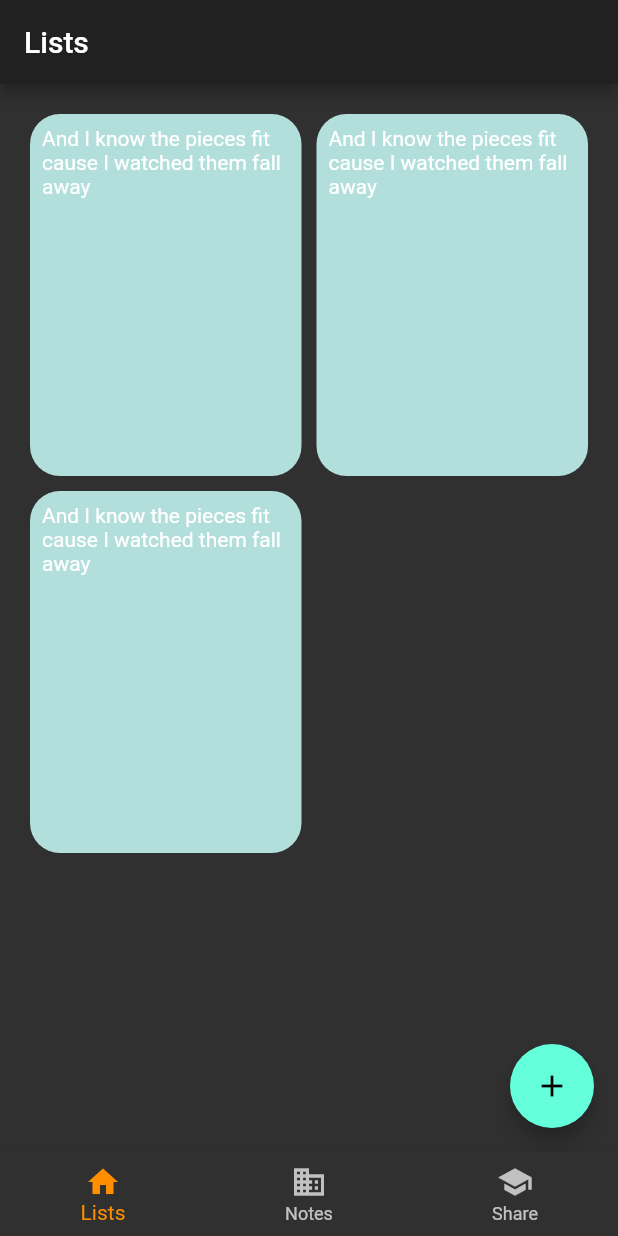
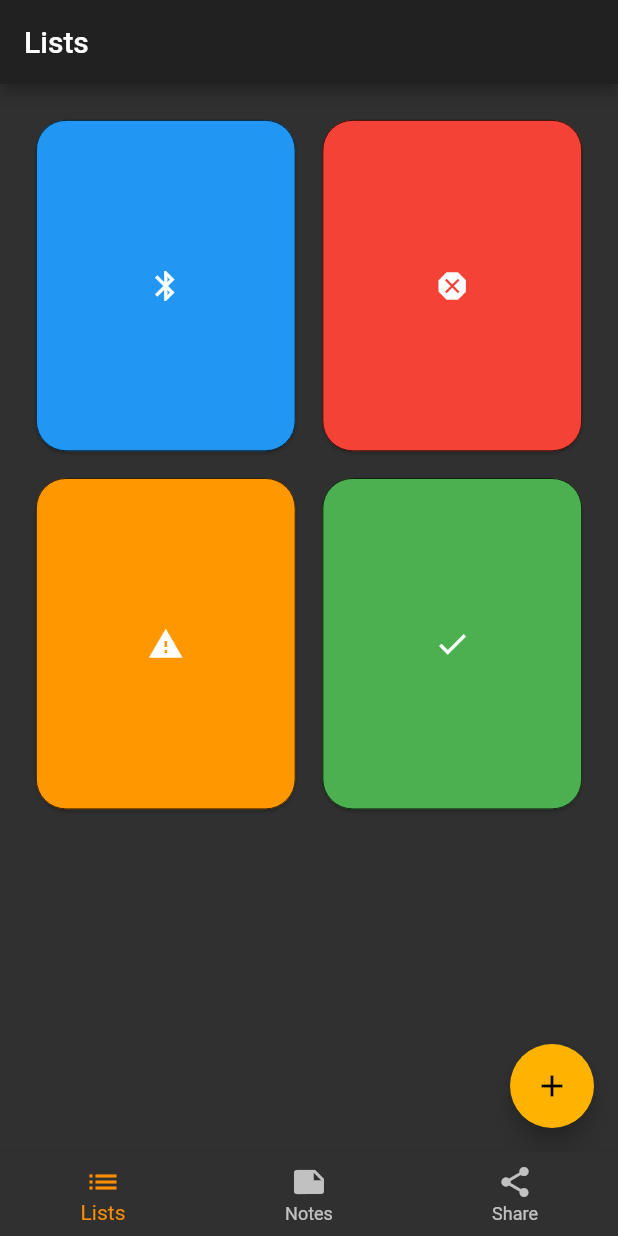
Before and after one commit to brettbar/dictum, a Flutter app: the screen it shows after launch, on a phone screen of 412 x 824 dp. Run offline on Flutter 3.47's test engine with Material 2 defaults, Android fonts, the phone set to English and light mode, and no system bars.

Commit message:
good progress

```diff
--- a/lib/lists.dart
+++ b/lib/lists.dart
@@ -1,48 +1,73 @@
 import 'package:flutter/material.dart';
+import 'package:flutter_staggered_grid_view/flutter_staggered_grid_view.dart';
 
-class ListsGridView extends StatelessWidget {
+class ListsGridView extends StatefulWidget {
+    @override
+    _ListsGridViewState createState() => new _ListsGridViewState();
+}
+
+
+class _ListsGridViewState extends State<ListsGridView> {
+    final List<StaggeredTile> _staggeredTiles = <StaggeredTile>[
+        StaggeredTile.count(1, 1.25),
+        StaggeredTile.count(1, 1.25),
+        StaggeredTile.count(1, 1.25),
+        StaggeredTile.count(1, 1.25),
+    ];
+
+    List<Widget> _lists = <Widget>[
+        ListTile(Colors.blue, Icons.bluetooth),
+        ListTile(Colors.red, Icons.dangerous),
+        ListTile(Colors.orange, Icons.warning),
+        ListTile(Colors.green, Icons.check),
+    ];
+
     @override
     Widget build(BuildContext context) {
         return Scaffold(
-        body: GridView.count(
-            primary: false,
-            padding: const EdgeInsets.all(20),
+            body: StaggeredGridView.count(
                 crossAxisSpacing: 10,
                 mainAxisSpacing: 10,
                 crossAxisCount: 2,
-            childAspectRatio: 0.75,
-            children: <Widget>[
-                Container(
-                    padding: const EdgeInsets.all(8),
-                    child: const Text("And I know the pieces fit cause I watched them fall away"),
-                    decoration: BoxDecoration(
-                        borderRadius: BorderRadius.all(Radius.circular(20)),
-                        color: Colors.teal[100],
-                    ),
-                ),
-                Container(
-                    padding: const EdgeInsets.all(8),
-                    child: const Text("And I know the pieces fit cause I watched them fall away"),
-                    decoration: BoxDecoration(
-                        borderRadius: BorderRadius.all(Radius.circular(20)),
-                        color: Colors.teal[100],
-                    ),
-                ),
-                Container(
-                    padding: const EdgeInsets.all(8),
-                    child: const Text("And I know the pieces fit cause I watched them fall away"),
-                    decoration: BoxDecoration(
-                        borderRadius: BorderRadius.all(Radius.circular(20)),
-                        color: Colors.teal[100],
-                    ),
-                ),
-            ],
+                padding: const EdgeInsets.all(20),
+                staggeredTiles: _staggeredTiles,
+                children: _lists,
             ),
             floatingActionButton: FloatingActionButton(
                 onPressed: () { Navigator.pushNamed(context, '/list_edit'); },
                 tooltip: 'Create New List',
                 child: const Icon(Icons.add),
+                backgroundColor: Colors.amber[600],
             )
         );
     }
 }
+
+class ListTile extends StatelessWidget {
+    const ListTile(this.backgroundColor, this.iconData);
+
+    final Color backgroundColor;
+    final IconData iconData;
+
+    @override
+    Widget build(BuildContext context) {
+        return Card(
+            color: backgroundColor,
+            child: InkWell(
+                onTap: () {},
+                child: Center(
+                    child: Padding(
+                        padding: const EdgeInsets.all(4),
+                        child: Icon(
+                            iconData,
+                            color: Colors.white,
+                        ),
+                    ),
+                ),),
+            shape: RoundedRectangleBorder(
+                side: BorderSide(color: Colors.black, width: 0.5),
+                borderRadius: BorderRadius.circular(20),
+            )
+        );
+    }
+}
--- a/lib/main.dart
+++ b/lib/main.dart
@@ -83,15 +83,15 @@ class _HomeWidgetState extends State<HomeWidget> {
       bottomNavigationBar: BottomNavigationBar(
         items: const <BottomNavigationBarItem>[
           BottomNavigationBarItem(
-            icon: Icon(Icons.home),
+            icon: Icon(Icons.list),
             label: 'Lists',
           ),
           BottomNavigationBarItem(
-            icon: Icon(Icons.business),
+            icon: Icon(Icons.note),
             label: 'Notes',
           ),
           BottomNavigationBarItem(
-            icon: Icon(Icons.school),
+            icon: Icon(Icons.share),
             label: 'Share',
           ),
         ],
--- a/pubspec.yaml
+++ b/pubspec.yaml
@@ -32,6 +32,7 @@ dependencies:
 dev_dependencies:
   flutter_test:
     sdk: flutter
+  flutter_staggered_grid_view: 0.4.0
 
 # For information on the generic Dart part of this file, see the
 # following page: https://dart.dev/tools/pub/pubspec
```
Also changed, not shown: pubspec.lock. Lines whose indentation alone changed are shown as unchanged.
